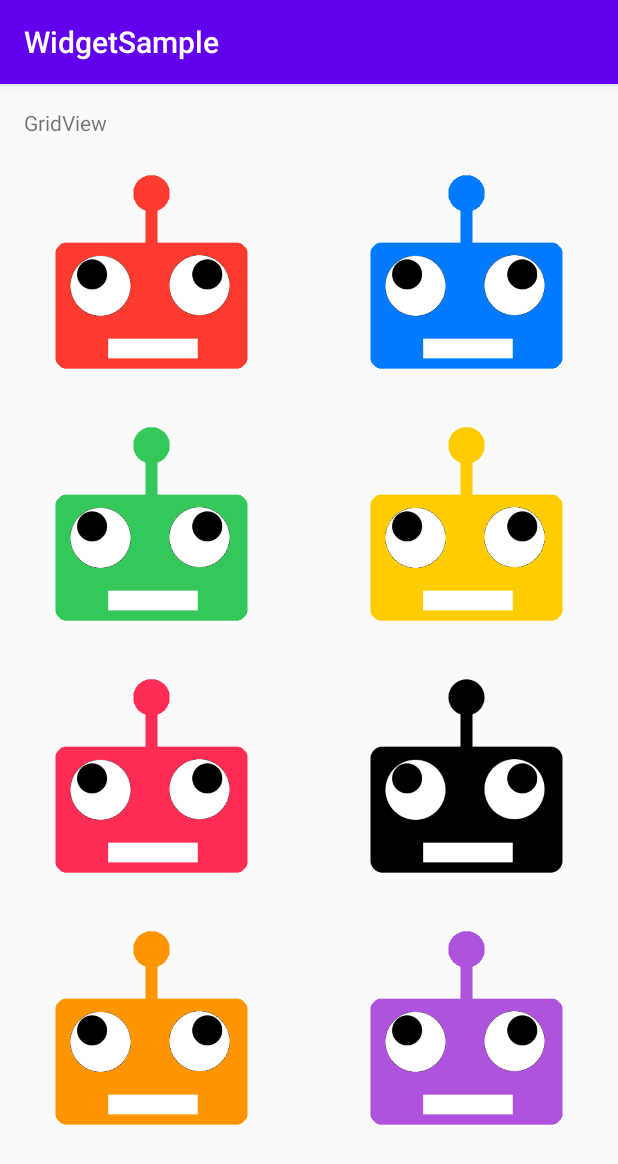
After one commit to adventam10/WidgetSample, an Android app: the GridViewActivity screen opened directly, with no data from a screen before it, on a phone screen of 412 x 824 dp. The commit adds this screen. Shown: the top 1164 px of the screen. Run offline under Robolectric (Android 15) with nearby library versions, the phone set to English and light mode, and no system bars.

Commit message:
Add GridView

```diff
--- a/WidgetSample/app/src/main/AndroidManifest.xml
+++ b/WidgetSample/app/src/main/AndroidManifest.xml
@@ -11,6 +11,7 @@
         android:roundIcon="@mipmap/ic_launcher_round"
         android:supportsRtl="true"
         android:theme="@style/AppTheme">
+        <activity android:name=".GridViewActivity"></activity>
         <activity android:name=".ViewPagerActivity" />
         <activity android:name=".RecyclerViewActivity" />
         <activity android:name=".ContainerActivity" />
--- /dev/null
+++ b/WidgetSample/app/src/main/java/com/example/widgetsample/GridViewActivity.kt
@@ -0,0 +1,27 @@
+package com.example.widgetsample
+
+import androidx.appcompat.app.AppCompatActivity
+import android.os.Bundle
+import android.util.Log
+import android.widget.GridView
+
+class GridViewActivity : AppCompatActivity() {
+    companion object {
+        private val TAG = GridViewActivity::class.java.simpleName
+    }
+
+    override fun onCreate(savedInstanceState: Bundle?) {
+        super.onCreate(savedInstanceState)
+        setContentView(R.layout.activity_grid_view)
+
+        val gridView = findViewById<GridView>(R.id.grid)
+        val adapter = GridViewAdapter(this,
+            listOf(R.drawable.botman_red, R.drawable.botman_blue, R.drawable.botman_green,
+                R.drawable.botman_yellow, R.drawable.botman_pink, R.drawable.botman_black,
+                R.drawable.botman_orange, R.drawable.botman_purple))
+        gridView.adapter = adapter
+        gridView.setOnItemClickListener { _, _, position, id ->
+            Log.d(TAG, "Click! position: $position, id: $id")
+        }
+    }
+}
--- /dev/null
+++ b/WidgetSample/app/src/main/java/com/example/widgetsample/GridViewAdapter.kt
@@ -0,0 +1,37 @@
+package com.example.widgetsample
+
+import android.content.Context
+import android.view.LayoutInflater
+import android.view.View
+import android.view.ViewGroup
+import android.widget.BaseAdapter
+import android.widget.ImageView
+
+class GridViewAdapter(private val context: Context,
+                      private val imageList: List<Int>) : BaseAdapter() {
+
+    private val inflater = LayoutInflater.from(context)
+
+    override fun getView(position: Int, convertView: View?, parent: ViewGroup?): View {
+        val view = convertView ?: createView(parent)
+        val item =  getItem(position)
+        val viewHolder = view.tag as ViewHolder
+        viewHolder.image.setImageResource(item)
+        return view
+    }
+
+    override fun getItem(position: Int) = imageList[position]
+
+    override fun getItemId(position: Int) = position.toLong()
+
+    override fun getCount() = imageList.size
+
+    private fun createView(parent: ViewGroup?): View {
+        val view = inflater.inflate(R.layout.grid_item, parent, false)
+        view.tag = ViewHolder(view)
+        return view
+    }
+    private class ViewHolder(view: View) {
+        val image = view.findViewById<ImageView>(R.id.image)
+    }
+}
--- a/WidgetSample/app/src/main/java/com/example/widgetsample/MainActivity.kt
+++ b/WidgetSample/app/src/main/java/com/example/widgetsample/MainActivity.kt
@@ -18,7 +18,7 @@ class MainActivity : AppCompatActivity() {
 
         val listView = findViewById<ListView>(R.id.list)
         val list = listOf("Texts", "EditTexts", "Buttons", "WebView", "VideoView", "CalendarView",
-            "Widgets", "ContainerSpecialTags", "Containers", "RecyclerView", "ViewPager")
+            "Widgets", "ContainerSpecialTags", "Containers", "RecyclerView", "ViewPager", "GridView")
         val adapter = ArrayAdapter(this, android.R.layout.simple_list_item_1, list)
         listView.adapter = adapter
 
@@ -36,6 +36,7 @@ class MainActivity : AppCompatActivity() {
                 Menu.Containers -> Intent(this, ContainerActivity::class.java)
                 Menu.RecyclerView -> Intent(this, RecyclerViewActivity::class.java)
                 Menu.ViewPager -> Intent(this, ViewPagerActivity::class.java)
+                Menu.GridView -> Intent(this, GridViewActivity::class.java)
             }
 
             startActivity(intent)
@@ -45,5 +46,5 @@ class MainActivity : AppCompatActivity() {
 
 enum class Menu {
     Texts, EditTexts, Buttons, WebView, VideoView, CalendarView, Widgets,
-    ContainerSpecialTags, Containers, RecyclerView, ViewPager;
+    ContainerSpecialTags, Containers, RecyclerView, ViewPager, GridView;
 }
--- /dev/null
+++ b/WidgetSample/app/src/main/res/layout/activity_grid_view.xml
@@ -0,0 +1,32 @@
+<?xml version="1.0" encoding="utf-8"?>
+<androidx.constraintlayout.widget.ConstraintLayout xmlns:android="http://schemas.android.com/apk/res/android"
+    xmlns:app="http://schemas.android.com/apk/res-auto"
+    xmlns:tools="http://schemas.android.com/tools"
+    android:layout_width="match_parent"
+    android:layout_height="match_parent"
+    tools:context=".GridViewActivity">
+
+    <LinearLayout
+        android:layout_width="match_parent"
+        android:layout_height="match_parent"
+        android:orientation="vertical">
+
+        <TextView
+            android:layout_width="match_parent"
+            android:layout_height="wrap_content"
+            android:layout_margin="16dp"
+            android:text="GridView" />
+
+        <GridView
+            android:id="@+id/grid"
+            android:layout_width="match_parent"
+            android:layout_height="wrap_content"
+            android:layout_weight="1"
+            android:horizontalSpacing="8dp"
+            android:verticalSpacing="8dp"
+            android:numColumns="2"
+            android:stretchMode="columnWidth" />
+
+    </LinearLayout>
+
+</androidx.constraintlayout.widget.ConstraintLayout>
--- /dev/null
+++ b/WidgetSample/app/src/main/res/layout/grid_item.xml
@@ -0,0 +1,16 @@
+<?xml version="1.0" encoding="utf-8"?>
+<androidx.appcompat.widget.LinearLayoutCompat
+    xmlns:android="http://schemas.android.com/apk/res/android"
+    xmlns:app="http://schemas.android.com/apk/res-auto"
+    xmlns:tools="http://schemas.android.com/tools"
+    android:layout_width="match_parent"
+    android:layout_height="wrap_content"
+    android:orientation="horizontal">
+
+    <ImageView
+        android:id="@+id/image"
+        android:layout_width="match_parent"
+        android:layout_height="160dp"
+        app:srcCompat="@drawable/botman_black" />
+
+</androidx.appcompat.widget.LinearLayoutCompat>
```
Also changed, not shown: WidgetSample/app/src/main/res/drawable/botman_black.png (added), WidgetSample/app/src/main/res/drawable/botman_blue.png (added), WidgetSample/app/src/main/res/drawable/botman_green.png (added), WidgetSample/app/src/main/res/drawable/botman_orange.png (added), WidgetSample/app/src/main/res/drawable/botman_pink.png (added), WidgetSample/app/src/main/res/drawable/botman_purple.png (added), WidgetSample/app/src/main/res/drawable/botman_red.png (added), WidgetSample/app/src/main/res/drawable/botman_yellow.png (added).
